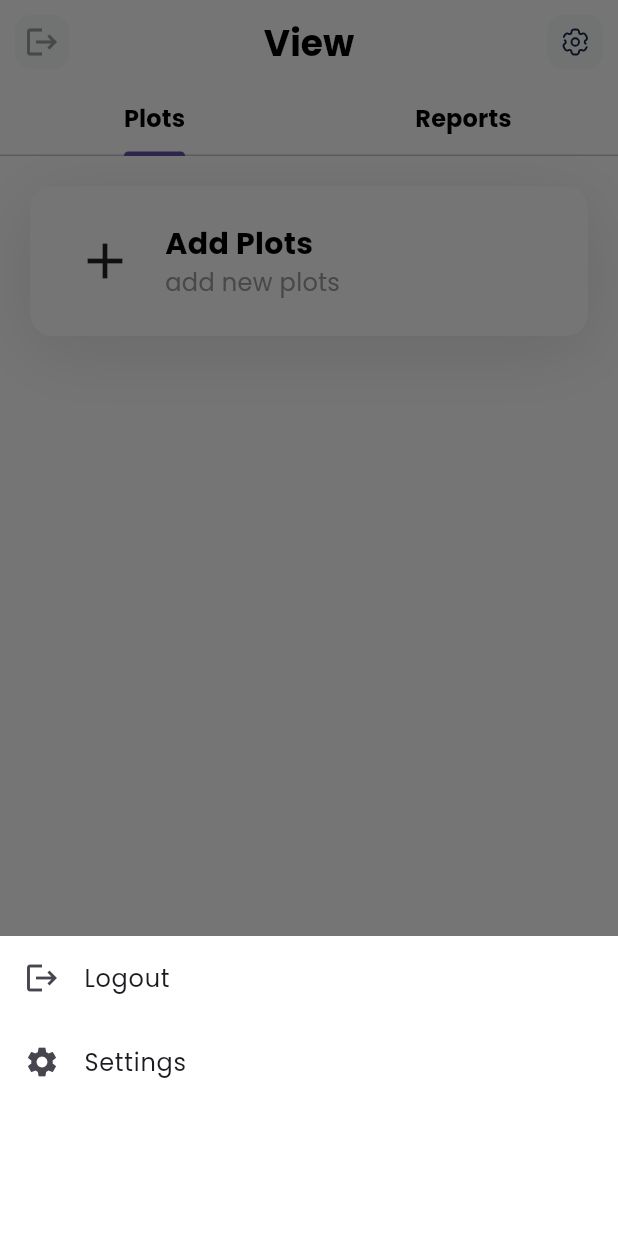
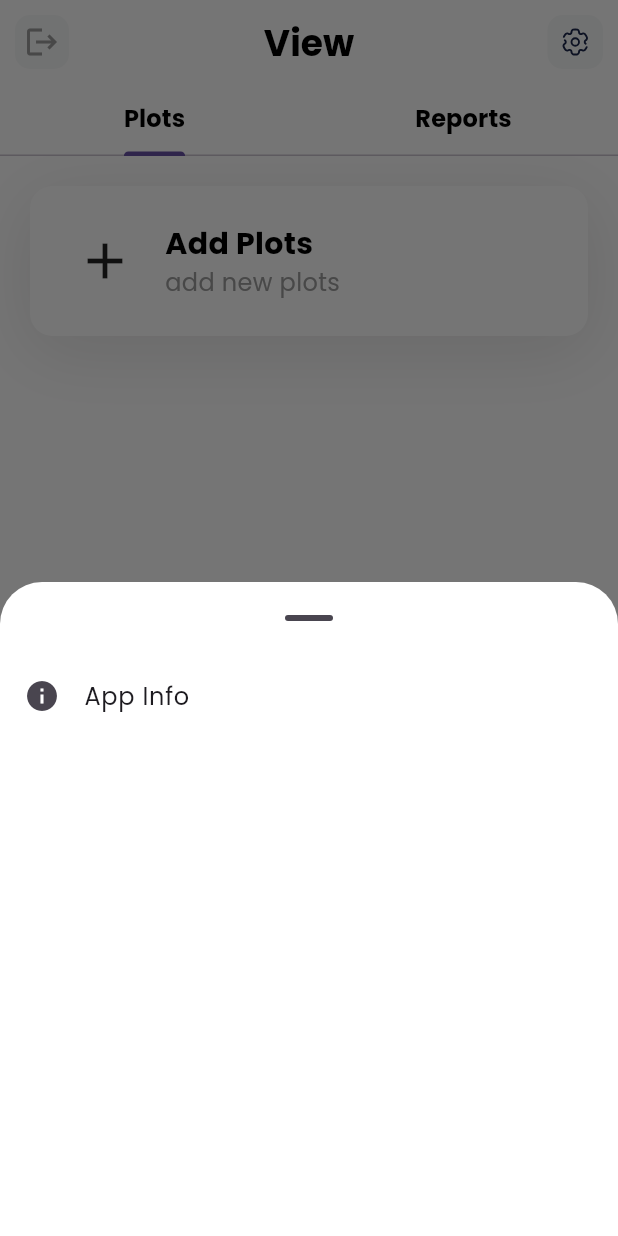
Before and after one commit to iBosire/yield-mate, a Flutter app: the FieldPage screen opened directly, after a tap on an icon or button, on a phone screen of 412 x 824 dp. Run offline on Flutter 3.47's test engine with Material 3 defaults, Android fonts, the phone set to English and light mode, and no system bars; our stand-ins replace cloud_firestore, firebase_auth, firebase_core, flutter_spinkit, flutter_svg; accounts and stored records are empty.

Commit message:
added info to setting

```diff
--- a/lib/pages/farmer/home.dart
+++ b/lib/pages/farmer/home.dart
@@ -459,31 +459,34 @@ Widget buildTable(Map<String, dynamic> rByCrop){
   );
 }
 
-void _showSettings(BuildContext context, AuthService _auth) {
+void _showSettings(BuildContext context, AuthService _auth) async {
   showModalBottomSheet(
     context: context,
+    backgroundColor: Colors.white,
+    showDragHandle: true,
+    isScrollControlled: true,
     builder: (BuildContext context) {
-          return Container(
-            height: 200,
+      return DraggableScrollableSheet(
+        expand: false,
+        builder: (BuildContext context, ScrollController scrollController) {
+          return SingleChildScrollView(
+            controller: scrollController,
+            child: Container(
               color: Colors.white,
               child: Column(
                 children: [
                   ListTile(
-                  leading: const Icon(Icons.logout),
-                  title: const Text('Logout'),
-                  onTap: () async {
-                    await _auth.signOut();
-                  },
-                ),
-                ListTile(
-                  leading: const Icon(Icons.settings),
-                  title: const Text('Settings'),
+                    leading: const Icon(Icons.info),
+                    title: const Text('App Info'),
                     onTap: () {
                       Navigator.pop(context);
                     },
                   ),
                 ],
               ),
+            ),
+          );
+        },
       );
     }
   );
```
Lines whose indentation alone changed are shown as unchanged.
